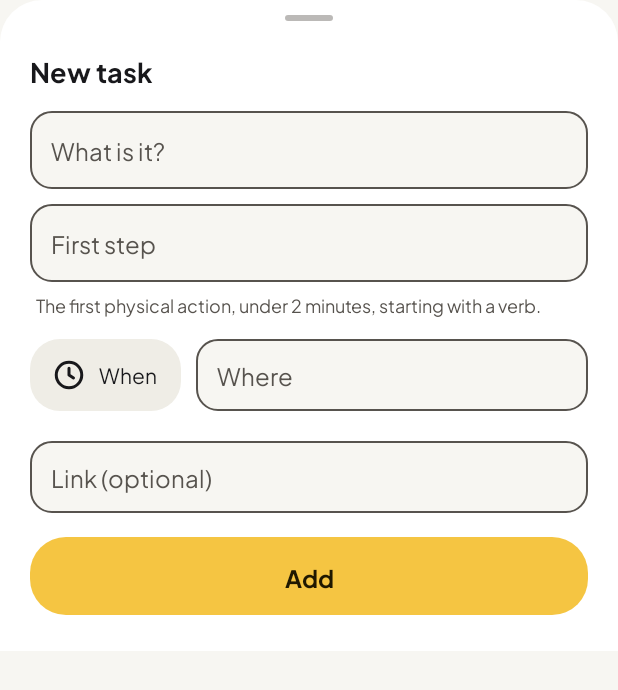
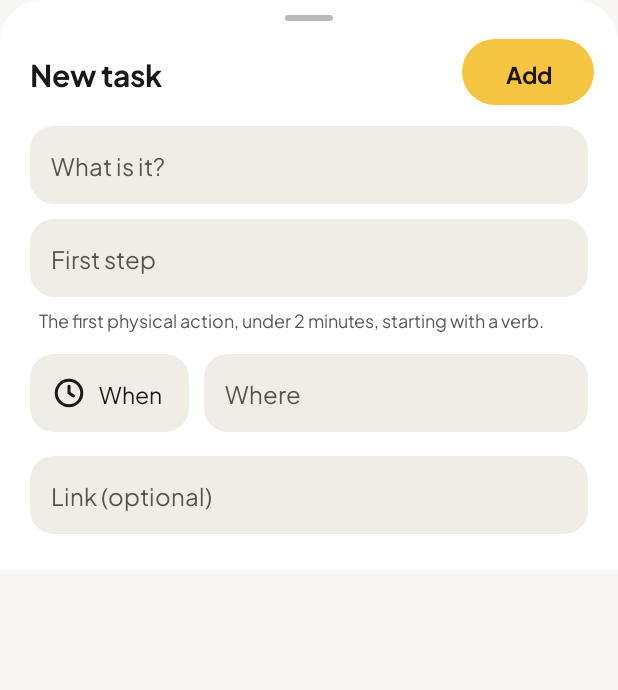
Before and after one commit to xkazu007/muse-board, an Android app: the layout quick_add_sheet.xml on its own in the app's theme, with its tools: preview values and no code run, on a phone screen of 412 x 824 dp. Shown: the top 690 px of the screen. Run offline under Robolectric (Android 15) with nearby library versions, the phone set to English and light mode, and no system bars.

Commit message:
v2.10: fix the quick-add sheet (squashed time chips, hidden Add button)
- Time chips had no side padding, so the labels ran together and "1 h"
  was cut off: the inset chip drawable's own padding replaced ours. The
  background is now set before the padding (same fix for the group filter
  chips on the home screen).
- Add moved into the sheet's title row, so the keyboard can't hide it; the
  fields scroll above the keyboard, and the keyboard's Done on the Link
  field adds the task.
- Fields are filled (inset, no outline) to match the When pill and the rest
  of the app; the time chips scroll sideways on narrow phones.

Co-Authored-By: Claude Opus 5.5 <noreply@anthropic.com>
Claude-Session: https://claude.ai/code/session_01W49TnhpHJg4QVn75J5EeMr

```diff
--- a/android/app/src/main/java/tech/mourid/museboard/MainActivity.kt
+++ b/android/app/src/main/java/tech/mourid/museboard/MainActivity.kt
@@ -380,8 +380,10 @@ class MainActivity : Activity() {
                 text = name ?: getString(R.string.group_all)
                 gravity = Gravity.CENTER
                 textSize = 14f
+                // Background first: the inset drawable's own padding would
+                // otherwise replace ours.
+                background = getDrawable(if (selected) R.drawable.mb_chip_selected_inset else R.drawable.mb_chip_tonal_inset)
                 setPadding(dp(16), 0, dp(16), 0)
-                background = getDrawable(if (selected) R.drawable.mb_chip_selected_inset else R.drawable.mb_chip_tonal_inset)
                 setTextColor(getColor(if (selected) R.color.mb_on_primary else R.color.mb_on_surface))
                 pressable()
                 onTap {
--- a/android/app/src/main/java/tech/mourid/museboard/QuickAddSheet.kt
+++ b/android/app/src/main/java/tech/mourid/museboard/QuickAddSheet.kt
@@ -49,6 +49,15 @@ class QuickAddSheet(
             }
         }
         saveButton.onTap { submit() }
+        // The keyboard's Done on the last field adds the task too.
+        link.setOnEditorActionListener { _, action, _ ->
+            if (action == android.view.inputmethod.EditorInfo.IME_ACTION_DONE && saveButton.isEnabled) {
+                submit()
+                true
+            } else {
+                false
+            }
+        }
         showEstimateChips()
         updateSaveEnabled()
     }
@@ -74,10 +83,12 @@ class QuickAddSheet(
                 text = formatMinutes(min)
                 gravity = Gravity.CENTER
                 textSize = 14f
-                setPadding((14 * density).toInt(), 0, (14 * density).toInt(), 0)
+                // Background first: an inset drawable brings its own padding,
+                // which would replace ours (the squashed chips of 2.9).
                 background = activity.getDrawable(
                     if (selected) R.drawable.mb_chip_selected_inset else R.drawable.mb_chip_tonal_inset,
                 )
+                setPadding((16 * density).toInt(), 0, (16 * density).toInt(), 0)
                 setTextColor(activity.getColor(if (selected) R.color.mb_on_primary else R.color.mb_on_surface))
                 pressable()
                 onTap {
@@ -85,7 +96,7 @@ class QuickAddSheet(
                     showEstimateChips()
                 }
             }, LinearLayout.LayoutParams(LinearLayout.LayoutParams.WRAP_CONTENT, (48 * density).toInt()).apply {
-                marginEnd = (4 * density).toInt()
+                marginEnd = (6 * density).toInt()
             })
         }
     }
--- a/android/app/src/main/res/drawable/mb_field_bg.xml
+++ b/android/app/src/main/res/drawable/mb_field_bg.xml
@@ -1,7 +1,7 @@
 <?xml version="1.0" encoding="utf-8"?>
+<!-- Text field: filled, no outline (like One UI's own sheets). -->
 <shape xmlns:android="http://schemas.android.com/apk/res/android"
     android:shape="rectangle">
-    <solid android:color="@color/mb_page" />
-    <corners android:radius="14dp" />
-    <stroke android:width="1dp" android:color="@color/mb_muted" />
+    <solid android:color="@color/mb_inset" />
+    <corners android:radius="16dp" />
 </shape>
--- a/android/app/src/main/res/layout/quick_add_sheet.xml
+++ b/android/app/src/main/res/layout/quick_add_sheet.xml
@@ -1,15 +1,13 @@
 <?xml version="1.0" encoding="utf-8"?>
 <!-- Quick-add (issue #6): title + first step (both required), optional
-     when / where. Rises above the keyboard. -->
+     when / where / time / link. Add sits in the title row so the keyboard
+     never hides it; the fields scroll above the keyboard. -->
 <LinearLayout xmlns:android="http://schemas.android.com/apk/res/android"
     android:layout_width="match_parent"
     android:layout_height="wrap_content"
     android:background="@drawable/mb_sheet_bg"
     android:orientation="vertical"
-    android:paddingStart="20dp"
-    android:paddingTop="10dp"
-    android:paddingEnd="20dp"
-    android:paddingBottom="24dp">
+    android:paddingTop="10dp">
 
     <FrameLayout
         android:layout_width="32dp"
@@ -18,20 +16,61 @@
         android:alpha="0.4"
         android:background="@drawable/mb_sheet_handle" />
 
-    <TextView
+    <LinearLayout
         android:layout_width="match_parent"
         android:layout_height="wrap_content"
-        android:layout_marginTop="18dp"
+        android:layout_marginTop="12dp"
+        android:gravity="center_vertical"
+        android:orientation="horizontal"
+        android:paddingStart="20dp"
+        android:paddingEnd="16dp">
+
+        <TextView
+            android:layout_width="0dp"
+            android:layout_height="wrap_content"
+            android:layout_weight="1"
             android:text="@string/add_title"
             android:textColor="@color/mb_on_surface"
-        android:textSize="18sp"
+            android:textSize="20sp"
             android:textStyle="bold" />
+
+        <Button
+            android:id="@+id/add_task_save"
+            android:layout_width="wrap_content"
+            android:layout_height="44dp"
+            android:background="@drawable/mb_button_primary"
+            android:enabled="false"
+            android:minWidth="88dp"
+            android:paddingStart="20dp"
+            android:paddingEnd="20dp"
+            android:stateListAnimator="@animator/mb_press"
+            android:text="@string/add_save"
+            android:textAllCaps="false"
+            android:textColor="@color/mb_on_primary"
+            android:textSize="15sp"
+            android:textStyle="bold" />
+    </LinearLayout>
+
+    <ScrollView
+        android:layout_width="match_parent"
+        android:layout_height="wrap_content"
+        android:fillViewport="true"
+        android:scrollbars="none">
+
+        <LinearLayout
+            android:layout_width="match_parent"
+            android:layout_height="wrap_content"
+            android:orientation="vertical"
+            android:paddingStart="20dp"
+            android:paddingEnd="20dp"
+            android:paddingBottom="24dp">
 
             <EditText
                 android:id="@+id/add_task_title"
                 style="@style/MuseBoard.Field"
                 android:layout_marginTop="14dp"
                 android:hint="@string/add_hint_title"
+                android:imeOptions="actionNext"
                 android:importantForAutofill="no"
                 android:inputType="textCapSentences"
                 android:maxLength="200" />
@@ -41,6 +80,7 @@
                 style="@style/MuseBoard.Field"
                 android:layout_marginTop="10dp"
                 android:hint="@string/add_hint_step"
+                android:imeOptions="actionNext"
                 android:importantForAutofill="no"
                 android:inputType="textCapSentences"
                 android:maxLength="140" />
@@ -49,7 +89,7 @@
                 android:layout_width="match_parent"
                 android:layout_height="wrap_content"
                 android:layout_marginTop="6dp"
-        android:paddingStart="4dp"
+                android:paddingStart="6dp"
                 android:text="@string/step_rule"
                 android:textColor="@color/mb_muted"
                 android:textSize="12sp" />
@@ -64,45 +104,53 @@
                 <TextView
                     android:id="@+id/add_task_when"
                     android:layout_width="wrap_content"
-            android:layout_height="48dp"
-            android:background="@drawable/mb_pill_tonal"
+                    android:layout_height="52dp"
+                    android:background="@drawable/mb_field_bg"
                     android:drawablePadding="8dp"
                     android:drawableStart="@drawable/mb_ic_clock24"
                     android:gravity="center_vertical"
                     android:paddingStart="14dp"
-            android:paddingEnd="16dp"
+                    android:paddingEnd="18dp"
+                    android:stateListAnimator="@animator/mb_press"
                     android:text="@string/add_when"
                     android:textColor="@color/mb_on_surface"
-            android:textSize="14sp" />
+                    android:textSize="15sp" />
 
                 <EditText
                     android:id="@+id/add_task_where"
                     style="@style/MuseBoard.Field"
                     android:layout_width="0dp"
-            android:layout_height="48dp"
                     android:layout_marginStart="10dp"
                     android:layout_weight="1"
                     android:hint="@string/add_hint_where"
+                    android:imeOptions="actionNext"
                     android:importantForAutofill="no"
                     android:inputType="text"
                     android:maxLength="40" />
             </LinearLayout>
 
-    <!-- Optional time estimate: one chip at a time, tap again to clear -->
+            <!-- Optional time estimate: one chip at a time, tap again to
+                 clear. Scrolls sideways on narrow phones. -->
+            <HorizontalScrollView
+                android:layout_width="match_parent"
+                android:layout_height="wrap_content"
+                android:layout_marginTop="8dp"
+                android:scrollbars="none">
+
                 <LinearLayout
                     android:id="@+id/add_task_estimate"
-        android:layout_width="match_parent"
+                    android:layout_width="wrap_content"
                     android:layout_height="wrap_content"
-        android:layout_marginTop="10dp"
                     android:gravity="center_vertical"
                     android:orientation="horizontal" />
+            </HorizontalScrollView>
 
             <EditText
                 android:id="@+id/add_task_link"
                 style="@style/MuseBoard.Field"
-        android:layout_height="48dp"
-        android:layout_marginTop="10dp"
+                android:layout_marginTop="8dp"
                 android:hint="@string/add_hint_link"
+                android:imeOptions="actionDone"
                 android:importantForAutofill="no"
                 android:inputType="textUri"
                 android:maxLines="1" />
@@ -112,22 +160,10 @@
                 android:layout_width="match_parent"
                 android:layout_height="wrap_content"
                 android:layout_marginTop="10dp"
-        android:paddingStart="4dp"
+                android:paddingStart="6dp"
                 android:textColor="@color/mb_on_surface"
                 android:textStyle="bold"
                 android:visibility="gone" />
-
-    <Button
-        android:id="@+id/add_task_save"
-        android:layout_width="match_parent"
-        android:layout_height="52dp"
-        android:layout_marginTop="16dp"
-        android:background="@drawable/mb_button_primary"
-        android:enabled="false"
-        android:stateListAnimator="@animator/mb_press"
-        android:text="@string/add_save"
-        android:textAllCaps="false"
-        android:textColor="@color/mb_on_primary"
-        android:textSize="16sp"
-        android:textStyle="bold" />
         </LinearLayout>
+    </ScrollView>
+</LinearLayout>
--- a/android/gradle.properties
+++ b/android/gradle.properties
@@ -4,5 +4,5 @@ android.useAndroidX=true
 android.nonTransitiveRClass=true
 kotlin.code.style=official
 # App version: the single source for both build.gradle.kts and build-manual.sh.
-museboard.versionCode=14
-museboard.versionName=2.9
+museboard.versionCode=15
+museboard.versionName=2.10
```
Lines whose indentation alone changed are shown as unchanged.
